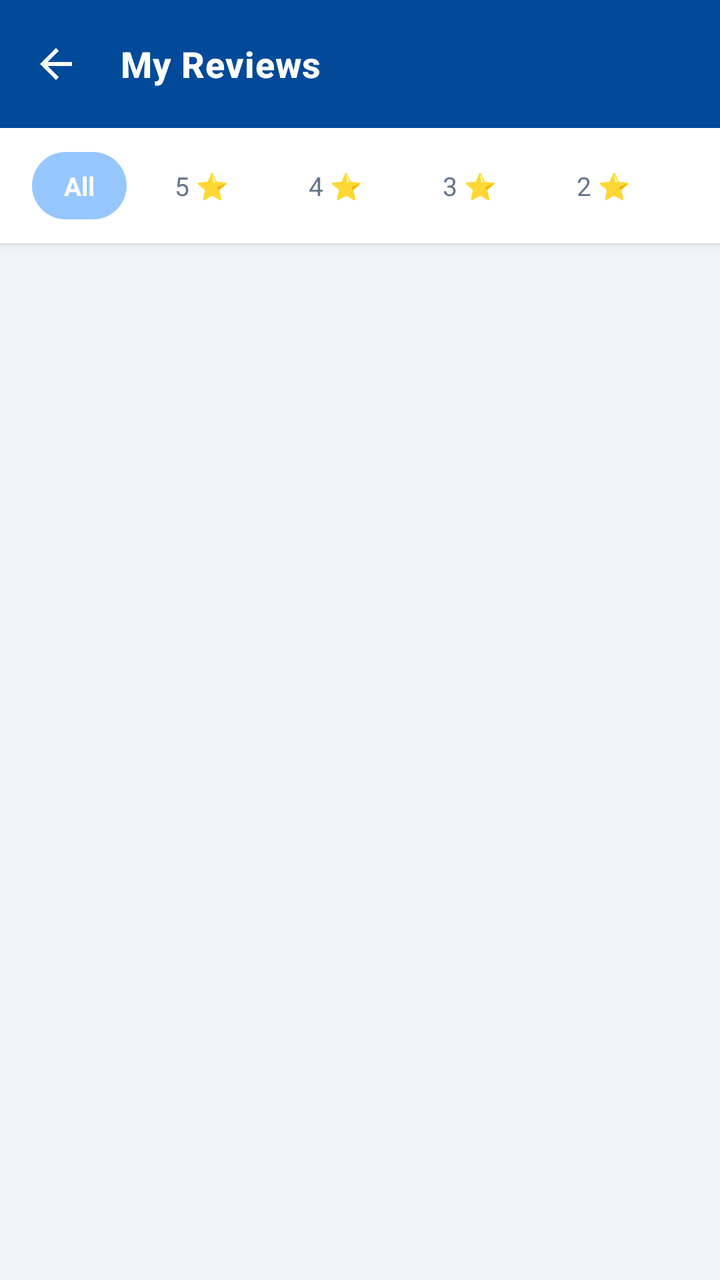
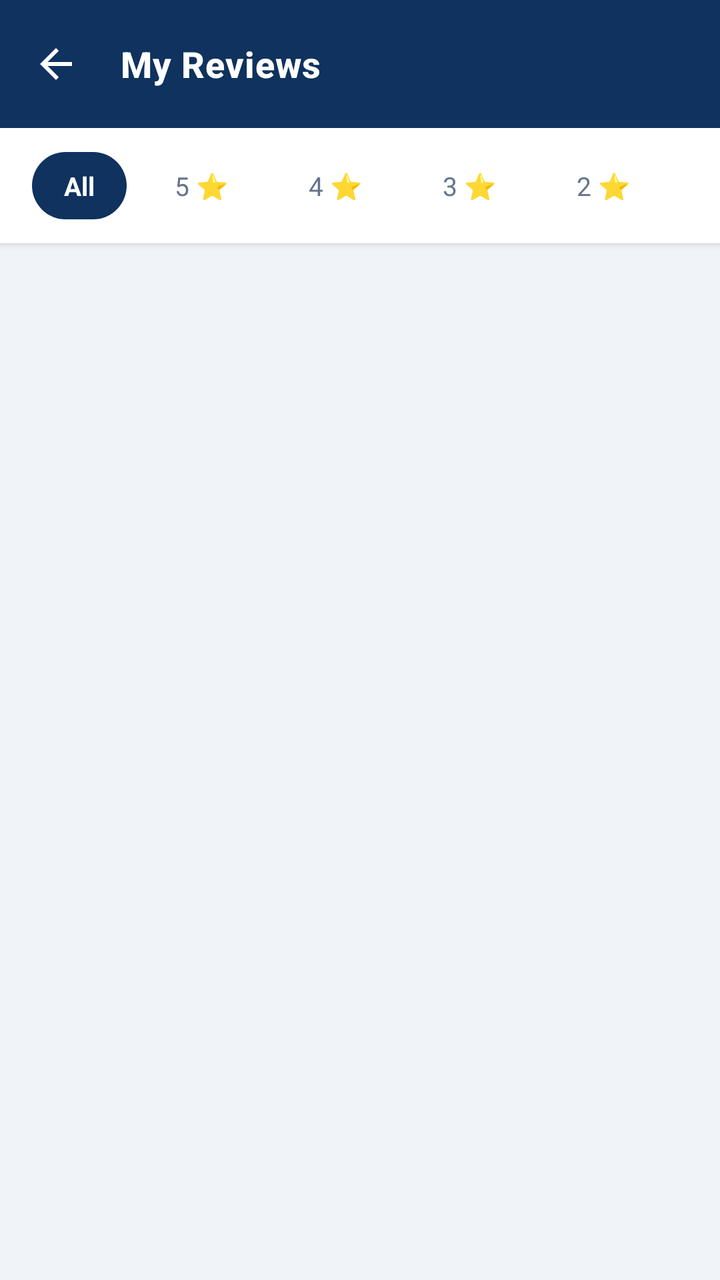

Two renders of the same Android screen: before a commit and after it. Below are the layout's source before the change and the commit's diff.
<!-- AndroidManifest.xml: application theme Theme.Newtacks -->
<!-- res/layout/activity_worker_reviews.xml -->
<?xml version="1.0" encoding="utf-8"?>
<LinearLayout
    xmlns:android="http://schemas.android.com/apk/res/android"
    xmlns:app="http://schemas.android.com/apk/res-auto"
    android:layout_width="match_parent"
    android:layout_height="match_parent"
    android:orientation="vertical"
    android:background="#F0F4F8">

    
    <androidx.appcompat.widget.Toolbar
        android:id="@+id/toolbar"
        android:layout_width="match_parent"
        android:layout_height="?attr/actionBarSize"
        android:background="#004A99"
        android:elevation="4dp"
        app:title="My Reviews"
        app:titleTextColor="#FFFFFF"
        app:titleTextAppearance="@style/ToolbarTitleStyle"
        app:navigationIcon="@drawable/ic_back"
        app:navigationContentDescription="Back" />

    
    <HorizontalScrollView
        android:layout_width="match_parent"
        android:layout_height="wrap_content"
        android:scrollbars="none"
        android:background="#FFFFFF"
        android:paddingStart="16dp"
        android:paddingEnd="16dp"
        android:paddingTop="12dp"
        android:paddingBottom="12dp"
        android:elevation="2dp">

        <LinearLayout
            android:layout_width="wrap_content"
            android:layout_height="wrap_content"
            android:orientation="horizontal">

            <TextView
                android:id="@+id/filterAll"
                android:layout_width="wrap_content"
                android:layout_height="wrap_content"
                android:text="All"
                android:paddingHorizontal="16dp"
                android:paddingVertical="8dp"
                android:background="@drawable/bg_badge_blue"
                android:textColor="#FFFFFF"
                android:textSize="13sp"
                android:textStyle="bold"
                android:layout_marginEnd="8dp" />

            <TextView
                android:id="@+id/filter5"
                android:layout_width="wrap_content"
                android:layout_height="wrap_content"
                android:text="5 ⭐"
                android:paddingHorizontal="16dp"
                android:paddingVertical="8dp"
                android:background="@drawable/bg_badge_white"
                android:textColor="#64748B"
                android:textSize="13sp"
                android:layout_marginEnd="8dp" />

            <TextView
                android:id="@+id/filter4"
                android:layout_width="wrap_content"
                android:layout_height="wrap_content"
                android:text="4 ⭐"
                android:paddingHorizontal="16dp"
                android:paddingVertical="8dp"
                android:background="@drawable/bg_badge_white"
                android:textColor="#64748B"
                android:textSize="13sp"
                android:layout_marginEnd="8dp" />

            <TextView
                android:id="@+id/filter3"
                android:layout_width="wrap_content"
                android:layout_height="wrap_content"
                android:text="3 ⭐"
                android:paddingHorizontal="16dp"
                android:paddingVertical="8dp"
                android:background="@drawable/bg_badge_white"
                android:textColor="#64748B"
                android:textSize="13sp"
                android:layout_marginEnd="8dp" />

            <TextView
                android:id="@+id/filter2"
                android:layout_width="wrap_content"
                android:layout_height="wrap_content"
                android:text="2 ⭐"
                android:paddingHorizontal="16dp"
                android:paddingVertical="8dp"
                android:background="@drawable/bg_badge_white"
                android:textColor="#64748B"
                android:textSize="13sp"
                android:layout_marginEnd="8dp" />

            <TextView
                android:id="@+id/filter1"
                android:layout_width="wrap_content"
                android:layout_height="wrap_content"
                android:text="1 ⭐"
                android:paddingHorizontal="16dp"
                android:paddingVertical="8dp"
                android:background="@drawable/bg_badge_white"
                android:textColor="#64748B"
                android:textSize="13sp" />

        </LinearLayout>
    </HorizontalScrollView>

    
    <ScrollView
        android:layout_width="match_parent"
        android:layout_height="0dp"
        android:layout_weight="1"
        android:fillViewport="true">

        <LinearLayout
            android:layout_width="match_parent"
            android:layout_height="wrap_content"
            android:orientation="vertical"
            android:paddingStart="16dp"
            android:paddingEnd="16dp"
            android:paddingTop="16dp"
            android:paddingBottom="20dp">

            <LinearLayout
                android:id="@+id/reviewContainer"
                android:layout_width="match_parent"
                android:layout_height="wrap_content"
                android:orientation="vertical" />

            <TextView
                android:id="@+id/tvSeeAllReviews"
                android:layout_width="wrap_content"
                android:layout_height="wrap_content"
                android:layout_gravity="center_horizontal"
                android:layout_marginTop="12dp"
                android:text="See all"
                android:textColor="#004A99"
                android:textSize="13sp"
                android:textStyle="bold"
                android:visibility="gone" />

        </LinearLayout>
    </ScrollView>
</LinearLayout>
<!-- resources referenced by this layout -->
<resources>
  <!-- drawable bg_badge_blue (drawable) -->
  <?xml version="1.0" encoding="utf-8"?>
  <shape xmlns:android="http://schemas.android.com/apk/res/android"
      android:shape="rectangle">
      <solid android:color="#96c7ff" />
      <corners android:radius="20dp" />
  </shape>
  <!-- drawable bg_badge_white (drawable) -->
  <?xml version="1.0" encoding="utf-8"?>
  <shape xmlns:android="http://schemas.android.com/apk/res/android"
      android:shape="rectangle">
      <solid android:color="#1AFFFFFF" />
      <corners android:radius="20dp" />
      <stroke
          android:width="1dp"
          android:color="#33FFFFFF" />
  </shape>
  <!-- drawable ic_back (drawable) -->
  <?xml version="1.0" encoding="utf-8"?>
  <vector xmlns:android="http://schemas.android.com/apk/res/android"
      android:width="24dp"
      android:height="24dp"
      android:viewportWidth="24"
      android:viewportHeight="24">
      <path
          android:fillColor="#FFFFFF"
          android:pathData="M20,11H7.83l5.59,-5.59L12,4l-8,8 8,8 1.41,-1.41L7.83,13H20v-2z"/>
  </vector>
  <style name="ToolbarTitleStyle" parent="TextAppearance.Widget.AppCompat.Toolbar.Title">
          <item name="android:textSize">18sp</item>
          <item name="android:textStyle">bold</item>
          <item name="android:letterSpacing">0.02</item>
      </style>
  <style name="Theme.Newtacks" parent="Base.Theme.Newtacks" />
  <style name="Base.Theme.Newtacks" parent="Theme.Material3.DayNight.NoActionBar">
          <item name="colorPrimary">#004A99</item>
          <item name="colorPrimaryContainer">#004A99</item>
          <item name="colorOnPrimary">#FFFFFF</item>
          <item name="colorSecondary">#004A99</item>
          <item name="colorOnSecondary">#FFFFFF</item>
          <item name="colorTertiary">#004A99</item>
          <item name="colorSecondaryContainer">#EBF2FF</item>
          <item name="colorOnSecondaryContainer">#004A99</item>
          <item name="android:statusBarColor">#004A99</item>
          <item name="android:navigationBarColor">#FFFFFF</item>
          <item name="android:windowLightStatusBar" tools:targetApi="m">false</item>
      </style>
</resources>

<!-- the commit's change to res/layout/activity_worker_reviews.xml (unified diff, before → after) -->
@@ -12,7 +12,7 @@
         android:id="@+id/toolbar"
         android:layout_width="match_parent"
         android:layout_height="?attr/actionBarSize"
-        android:background="#004A99"
+        android:background="#0F325E"
         android:elevation="4dp"
         app:title="My Reviews"
         app:titleTextColor="#FFFFFF"
@@ -141,7 +141,7 @@
                 android:layout_gravity="center_horizontal"
                 android:layout_marginTop="12dp"
                 android:text="See all"
-                android:textColor="#004A99"
+                android:textColor="#0F325E"
                 android:textSize="13sp"
                 android:textStyle="bold"
                 android:visibility="gone" />
<!-- resource entries referenced after the edit -->
@@ -4,7 +4,7 @@
   <?xml version="1.0" encoding="utf-8"?>
   <shape xmlns:android="http://schemas.android.com/apk/res/android"
       android:shape="rectangle">
-      <solid android:color="#96c7ff" />
+      <solid android:color="#0F325E" />
       <corners android:radius="20dp" />
   </shape>
   <!-- drawable bg_badge_white (drawable) -->
